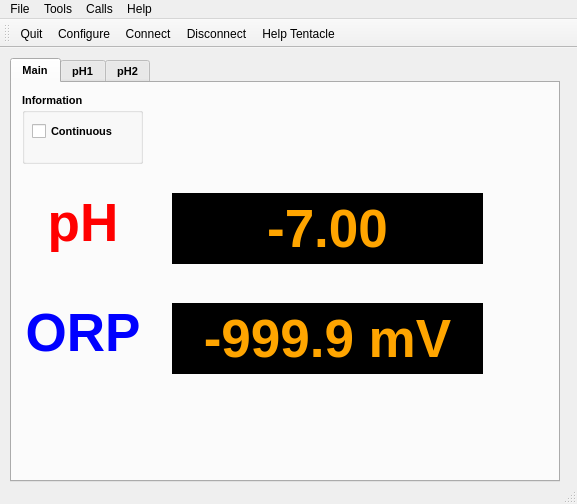
This is mainwindow.ui in cskv/atlas-tentacle as Qt 5 draws it before an edit. The edited form follows.
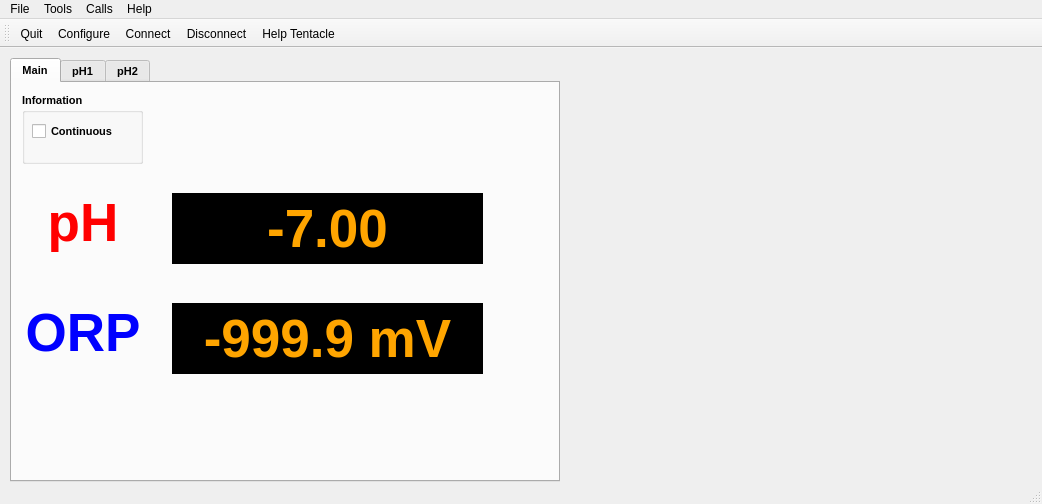
This is the edited form. Icons and pictures are not drawn. Custom widgets are drawn as their Qt base class.

Patch:
```diff
--- a/mainwindow.ui
+++ b/mainwindow.ui
@@ -6,7 +6,7 @@
    <rect>
     <x>0</x>
     <y>0</y>
-    <width>577</width>
+    <width>1042</width>
     <height>504</height>
    </rect>
   </property>
@@ -224,13 +224,23 @@
      </attribute>
     </widget>
    </widget>
+   <widget class="QCustomPlot" name="myCustomPlot" native="true">
+    <property name="geometry">
+     <rect>
+      <x>580</x>
+      <y>30</y>
+      <width>441</width>
+      <height>401</height>
+     </rect>
+    </property>
+   </widget>
   </widget>
   <widget class="QMenuBar" name="menuBar">
    <property name="geometry">
     <rect>
      <x>0</x>
      <y>0</y>
-     <width>577</width>
+     <width>1042</width>
      <height>21</height>
     </rect>
    </property>
@@ -337,6 +347,14 @@
   </action>
  </widget>
  <layoutdefault spacing="6" margin="11"/>
+ <customwidgets>
+  <customwidget>
+   <class>QCustomPlot</class>
+   <extends>QWidget</extends>
+   <header>qcustomplot.h</header>
+   <container>1</container>
+  </customwidget>
+ </customwidgets>
  <resources>
   <include location="atlasterminal.qrc"/>
  </resources>
```
